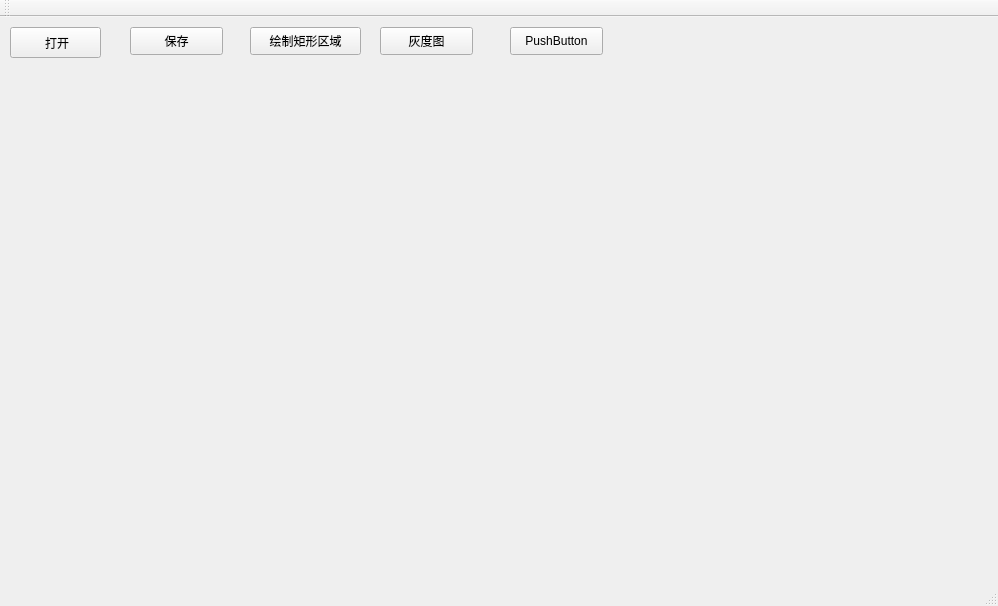
This is Lab_01.ui in Ceazy-Gentleman/Lab_01 as Qt 5 draws it before an edit. The edited form follows.
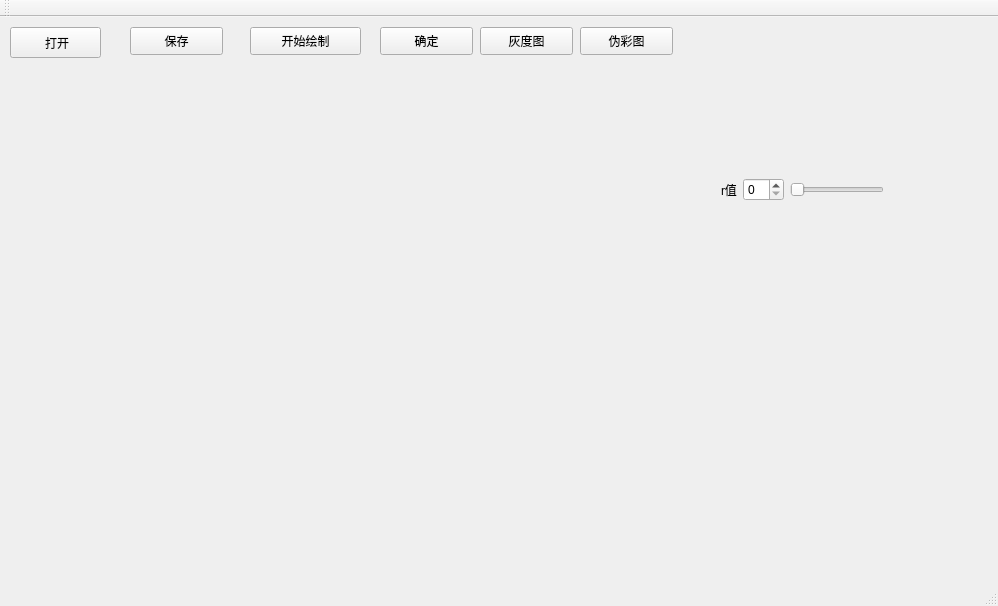
This is the edited form.

```diff
--- a/Lab_01.ui
+++ b/Lab_01.ui
@@ -53,19 +53,6 @@
      <string>保存</string>
     </property>
    </widget>
-   <widget class="QLabel" name="label">
-    <property name="geometry">
-     <rect>
-      <x>391</x>
-      <y>174</y>
-      <width>301</width>
-      <height>221</height>
-     </rect>
-    </property>
-    <property name="text">
-     <string/>
-    </property>
-   </widget>
    <widget class="QPushButton" name="rectangle">
     <property name="geometry">
      <rect>
@@ -76,13 +63,13 @@
      </rect>
     </property>
     <property name="text">
-     <string>绘制矩形区域</string>
+     <string>开始绘制</string>
     </property>
    </widget>
    <widget class="QPushButton" name="gray">
     <property name="geometry">
      <rect>
-      <x>380</x>
+      <x>480</x>
       <y>10</y>
       <width>93</width>
       <height>28</height>
@@ -95,16 +82,62 @@
    <widget class="QPushButton" name="hhh">
     <property name="geometry">
      <rect>
-      <x>510</x>
+      <x>380</x>
       <y>10</y>
       <width>93</width>
       <height>28</height>
      </rect>
     </property>
     <property name="text">
-     <string>PushButton</string>
+     <string>确定</string>
     </property>
    </widget>
+   <widget class="QPushButton" name="pseudo">
+    <property name="geometry">
+     <rect>
+      <x>580</x>
+      <y>10</y>
+      <width>93</width>
+      <height>28</height>
+     </rect>
+    </property>
+    <property name="text">
+     <string>伪彩图</string>
+    </property>
+   </widget>
+   <widget class="QWidget" name="log" native="true">
+    <property name="geometry">
+     <rect>
+      <x>710</x>
+      <y>150</y>
+      <width>185</width>
+      <height>46</height>
+     </rect>
+    </property>
+    <layout class="QHBoxLayout" name="horizontalLayout">
+     <item>
+      <widget class="QLabel" name="label">
+       <property name="text">
+        <string>r值</string>
+       </property>
+      </widget>
+     </item>
+     <item>
+      <widget class="QSpinBox" name="spinBox1">
+       <property name="value">
+        <number>0</number>
+       </property>
+      </widget>
+     </item>
+     <item>
+      <widget class="QSlider" name="horizontalSlider1">
+       <property name="orientation">
+        <enum>Qt::Horizontal</enum>
+       </property>
+      </widget>
+     </item>
+    </layout>
+   </widget>
   </widget>
   <widget class="QMenuBar" name="menuBar">
    <property name="geometry">
```
Left out of the diff: 60 changed lines with no effect on the pictures.
